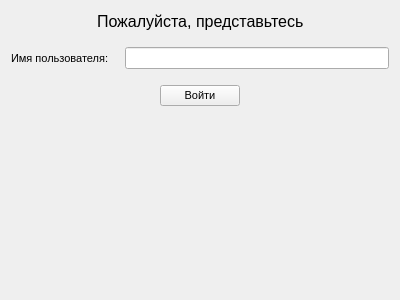
Qt form training/loginform.ui (TheMrButcher/offline-mentor) before a commit.
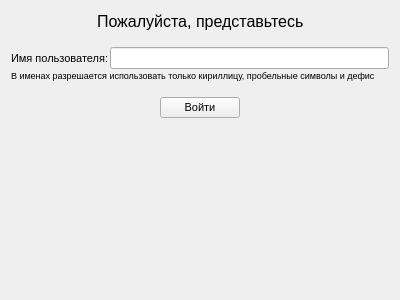
The same form after that commit.

The edit to the form file:
```diff
--- a/training/loginform.ui
+++ b/training/loginform.ui
@@ -60,6 +60,11 @@
     </layout>
    </item>
    <item>
+    <layout class="QVBoxLayout" name="verticalLayout_2">
+     <property name="spacing">
+      <number>1</number>
+     </property>
+     <item>
     <layout class="QHBoxLayout" name="horizontalLayout">
      <item>
       <widget class="QLabel" name="label">
@@ -79,6 +84,20 @@
         <font>
          <pointsize>8</pointsize>
         </font>
+         </property>
+        </widget>
+       </item>
+      </layout>
+     </item>
+     <item>
+      <widget class="QLabel" name="label_3">
+       <property name="font">
+        <font>
+         <pointsize>7</pointsize>
+        </font>
+       </property>
+       <property name="text">
+        <string>В именах разрешается использовать только кириллицу, пробельные символы и дефис</string>
        </property>
       </widget>
      </item>
```
Lines whose indentation alone changed are shown as unchanged.
